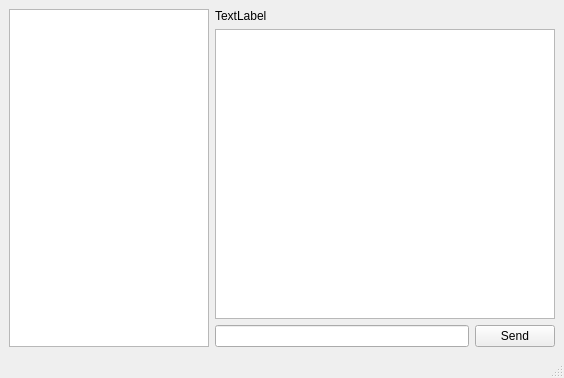
Qt form tcp-chat-client/mainwindow.ui (Lishang123/qt-tcp-chat) before a commit.
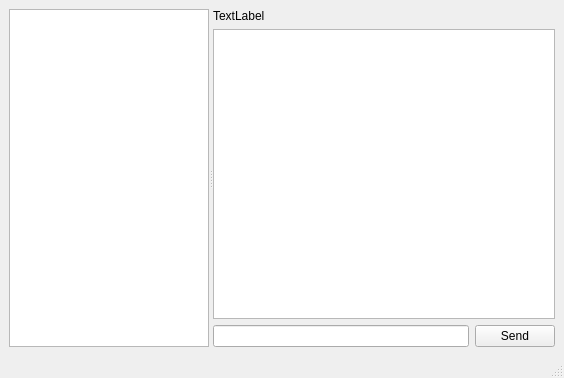
The same form after that commit.

Commit message: feature(Client GUI): add splitter to main window

Patch:
```diff
--- a/tcp-chat-client/mainwindow.ui
+++ b/tcp-chat-client/mainwindow.ui
@@ -16,6 +16,10 @@
   <widget class="QWidget" name="centralwidget">
    <layout class="QHBoxLayout" name="horizontalLayout_3">
     <item>
+     <widget class="QSplitter" name="splitter">
+      <property name="orientation">
+       <enum>Qt::Orientation::Horizontal</enum>
+      </property>
      <widget class="QTreeView" name="roomView">
       <property name="maximumSize">
        <size>
@@ -24,8 +28,7 @@
        </size>
       </property>
      </widget>
-    </item>
-    <item>
+      <widget class="QWidget" name="">
      <layout class="QVBoxLayout" name="verticalLayout">
       <item>
        <widget class="QLabel" name="lblChatbox">
@@ -59,6 +62,8 @@
        </layout>
       </item>
      </layout>
+      </widget>
+     </widget>
     </item>
    </layout>
   </widget>
```
Left out of the diff: 8 changed lines with no effect on the pictures. Lines whose indentation alone changed are shown as unchanged.
